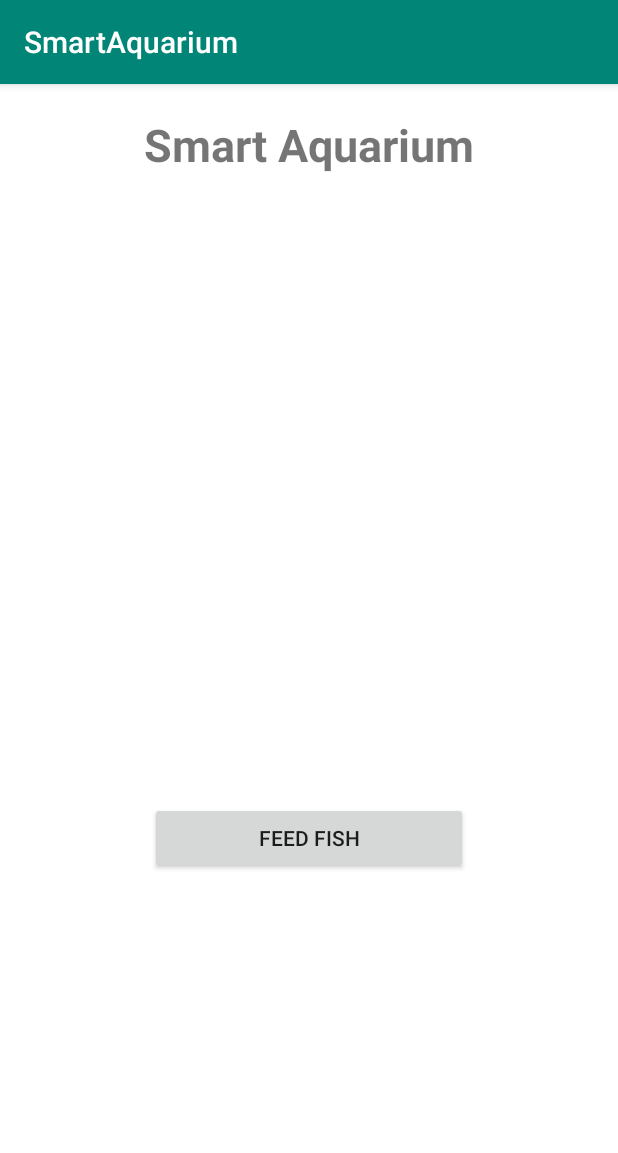
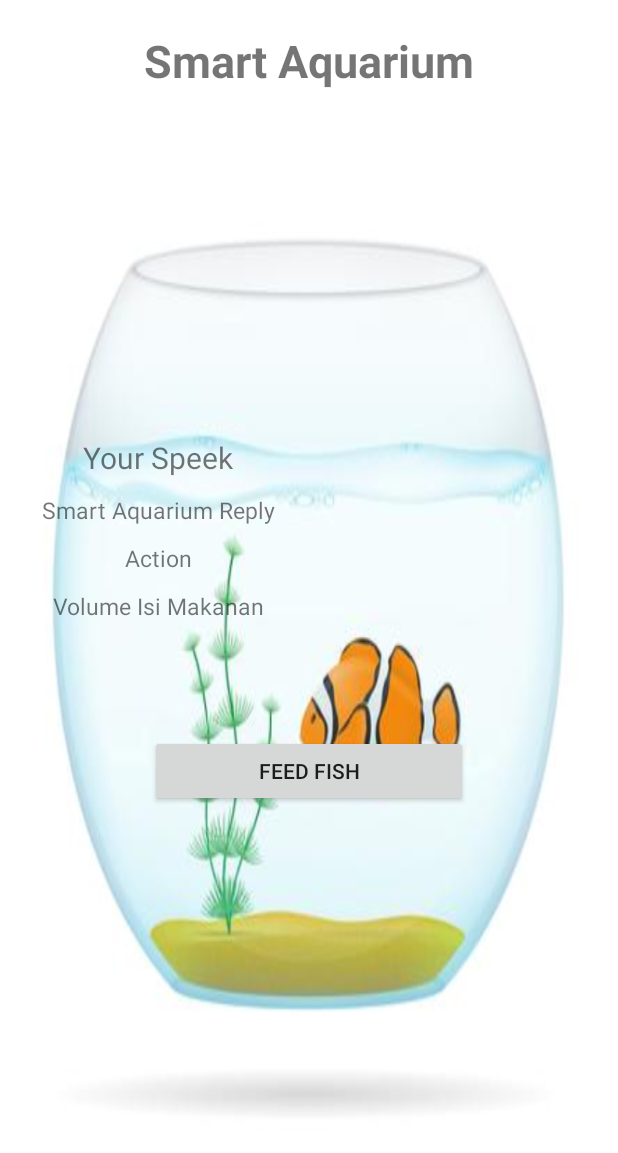
Before and after one commit to Abi180798/smart-aquarium-with-googleAssistant, an Android app: the screen it shows after launch (MainActivity), on a phone screen of 412 x 824 dp. Shown: the top 1153 px of the screen. Run offline under Robolectric (Android 15) with nearby library versions, the phone set to English and light mode, and no system bars; our stand-ins replace Firebase (no records; nobody signed in at launch, a user with empty details on screens opened directly); libraries missing offline, so code that uses them is left out: ai.api, ai.api.android, ai.api.model; 7 statements that could not run were skipped.

Commit message:
Smart-Aquarium-with-googleAssistantv3

```diff
--- a/app/src/main/AndroidManifest.xml
+++ b/app/src/main/AndroidManifest.xml
@@ -11,7 +11,8 @@
         android:roundIcon="@mipmap/ic_launcher_round"
         android:supportsRtl="true"
         android:theme="@style/AppTheme">
-        <activity android:name=".MainActivity">
+        <activity android:name=".MainActivity"
+            android:theme="@style/noTitleBar">
             <intent-filter>
                 <action android:name="android.intent.action.MAIN" />
 
--- a/app/src/main/java/com/example/smartaquarium/MainActivity.java
+++ b/app/src/main/java/com/example/smartaquarium/MainActivity.java
@@ -103,7 +103,7 @@ public class MainActivity extends AppCompatActivity implements AIListener{
             public void onInit(int status) {
                 if (status == TextToSpeech.SUCCESS){
                     textToSpeech.setLanguage(Locale.ENGLISH);
-                    int result = textToSpeech.setLanguage(Locale.GERMAN);
+                    int result = textToSpeech.setLanguage(Locale.ENGLISH);
 
                     if (result == TextToSpeech.LANG_MISSING_DATA
                             || result == TextToSpeech.LANG_NOT_SUPPORTED) {
--- a/app/src/main/res/layout/activity_main.xml
+++ b/app/src/main/res/layout/activity_main.xml
@@ -4,7 +4,7 @@
     xmlns:tools="http://schemas.android.com/tools"
     android:layout_width="match_parent"
     android:layout_height="match_parent"
-    android:background="#ffffff"
+    android:background="@drawable/fish"
     tools:context=".MainActivity">
 
     <TextView
@@ -22,37 +22,90 @@
         android:orientation="vertical"
         android:layout_width="match_parent"
         android:layout_height="wrap_content">
+        <LinearLayout
+            android:orientation="horizontal"
+            android:layout_margin="5dp"
+            android:layout_width="match_parent"
+            android:layout_height="wrap_content">
+            <TextView
+                android:layout_weight="1"
+                android:textAlignment="center"
+                android:textSize="20dp"
+                android:text="Your Speek"
+                android:layout_width="match_parent"
+                android:layout_height="wrap_content" />
             <TextView
                 android:id="@+id/hasil"
+                android:textSize="20dp"
                 android:layout_weight="1"
                 android:textAlignment="center"
                 android:layout_width="match_parent"
-            android:layout_margin="20dp"
+                android:layout_height="wrap_content" />
+        </LinearLayout>
+        <LinearLayout
+            android:orientation="horizontal"
+            android:layout_margin="5dp"
+            android:layout_width="match_parent"
+            android:layout_height="wrap_content">
+            <TextView
+                android:layout_weight="1"
+                android:textSize="15dp"
+                android:textAlignment="center"
+                android:text="Smart Aquarium Reply"
+                android:layout_width="match_parent"
                 android:layout_height="wrap_content" />
             <TextView
+                android:textSize="15dp"
                 android:id="@+id/hasil1"
                 android:layout_weight="1"
                 android:textAlignment="center"
                 android:layout_width="match_parent"
-            android:layout_margin="20dp"
+                android:layout_height="wrap_content" />
+        </LinearLayout>
+        <LinearLayout
+            android:orientation="horizontal"
+            android:layout_margin="5dp"
+            android:layout_width="match_parent"
+            android:layout_height="wrap_content">
+            <TextView
+                android:text="Action"
+                android:textSize="15dp"
+                android:textAlignment="center"
+                android:layout_weight="1"
+                android:layout_width="match_parent"
                 android:layout_height="wrap_content" />
             <TextView
                 android:id="@+id/action"
                 android:layout_weight="1"
                 android:textAlignment="center"
                 android:layout_width="match_parent"
-            android:layout_margin="20dp"
+                android:layout_height="wrap_content" />
+        </LinearLayout>
+       <LinearLayout
+           android:orientation="horizontal"
+           android:layout_margin="5dp"
+           android:layout_width="match_parent"
+           android:layout_height="wrap_content">
+           <TextView
+               android:textSize="15dp"
+               android:layout_weight="1"
+               android:textAlignment="center"
+               android:text="Volume Isi Makanan"
+               android:layout_width="match_parent"
                android:layout_height="wrap_content" />
            <TextView
                android:id="@+id/status"
                android:layout_weight="1"
                android:textAlignment="center"
                android:layout_width="match_parent"
-            android:layout_margin="20dp"
                android:layout_height="wrap_content" />
+       </LinearLayout>
+
+
         <Button
             android:id="@+id/btn"
             android:layout_weight="1"
+            android:layout_marginTop="70dp"
             android:text="Feed Fish"
             android:layout_marginRight="100dp"
             android:layout_marginLeft="100dp"
--- a/app/src/main/res/values/styles.xml
+++ b/app/src/main/res/values/styles.xml
@@ -7,5 +7,8 @@
         <item name="colorPrimaryDark">@color/colorPrimaryDark</item>
         <item name="colorAccent">@color/colorAccent</item>
     </style>
+    <style name="noTitleBar" parent="Theme.AppCompat.Light.DarkActionBar">
+        <item name="windowNoTitle">true</item>
+    </style>
 
 </resources>
```
Also changed, not shown: app/src/main/res/drawable-v24/fish.jpg (added), app/src/main/res/drawable-v24/goldfish.gif (added). Lines whose indentation alone changed are shown as unchanged.
